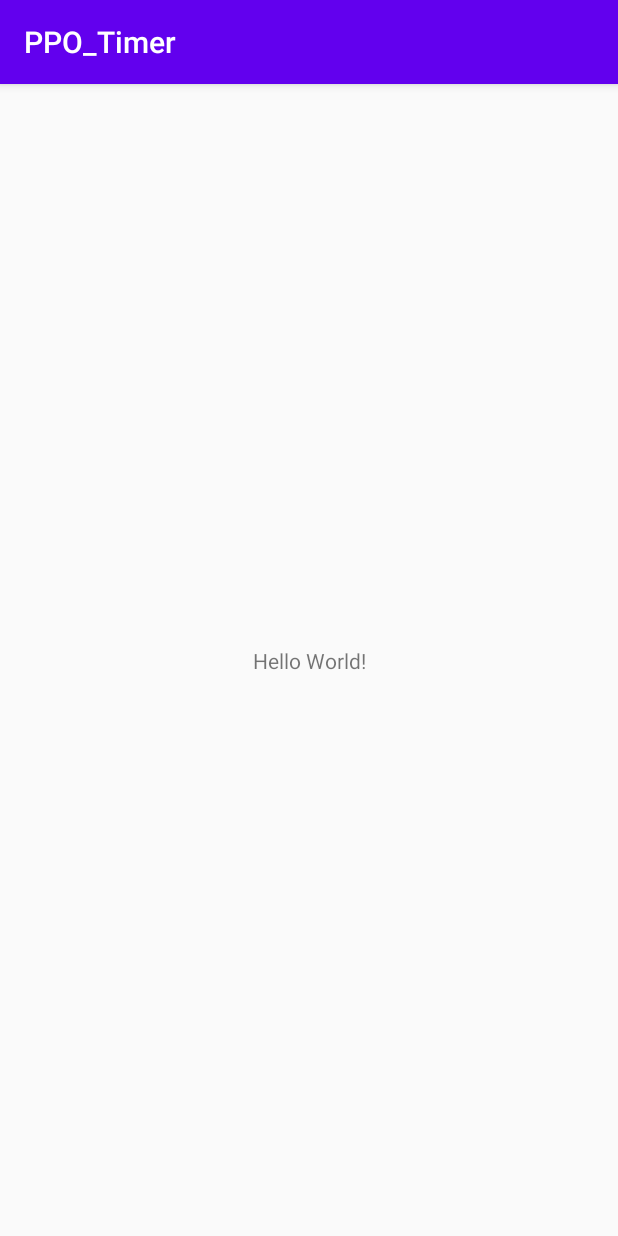
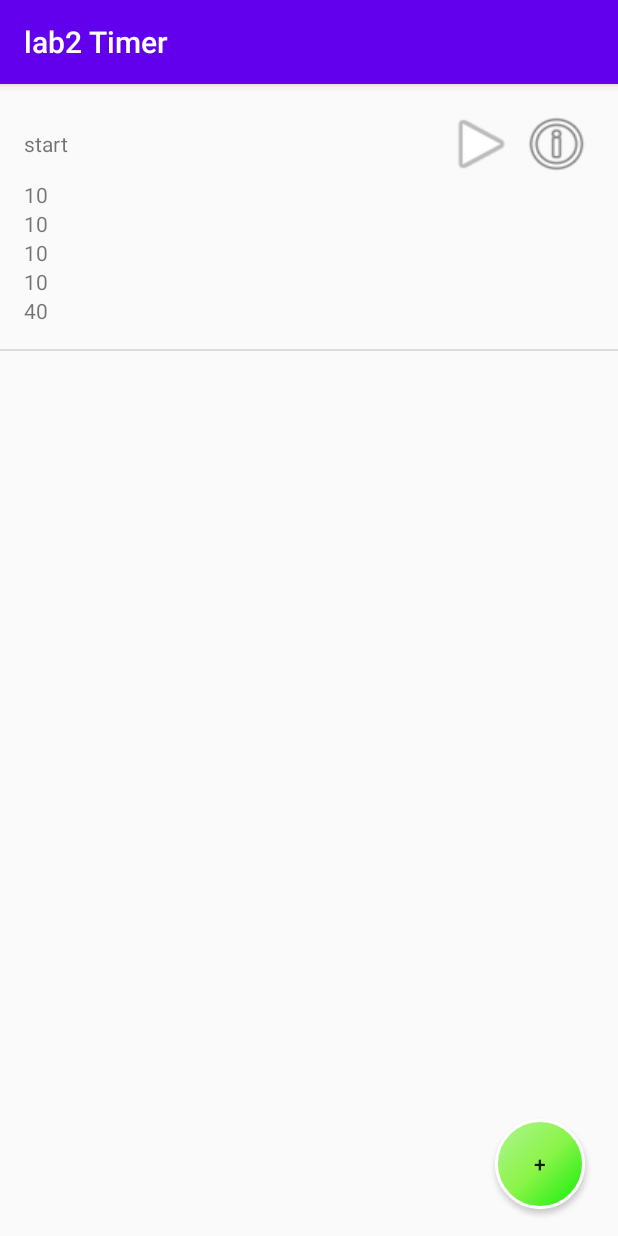
Before and after one commit to KlimKa20/PPO_Timer, an Android app: the screen it shows after launch (MainActivity), on a phone screen of 412 x 824 dp. Run offline under Robolectric (Android 15) with nearby library versions, the phone set to English and light mode, and no system bars.

Commit message:
Added connection with DB. Create detail page

```diff
--- a/app/src/main/AndroidManifest.xml
+++ b/app/src/main/AndroidManifest.xml
@@ -9,6 +9,7 @@
         android:roundIcon="@mipmap/ic_launcher_round"
         android:supportsRtl="true"
         android:theme="@style/AppTheme">
+        <activity android:name=".WorkoutActivity"></activity>
         <activity android:name=".MainActivity">
             <intent-filter>
                 <action android:name="android.intent.action.MAIN" />
--- /dev/null
+++ b/app/src/main/java/by/bsuir/ppo_timer/DBHelper.java
@@ -0,0 +1,39 @@
+package by.bsuir.ppo_timer;
+
+import android.content.Context;
+import android.database.sqlite.SQLiteDatabase;
+import android.database.sqlite.SQLiteOpenHelper;
+
+public class DBHelper extends SQLiteOpenHelper {
+    public DBHelper(Context context) {
+        // конструктор суперкласса
+        super(context, "myDB", null, 1);
+    }
+
+    private String Name;
+    private int TimeOfPreparation;
+    private int TimeOfWork;
+    private int TimeOfRest;
+    private int CountOfCycles;
+    private int CountOfSets;
+    private int TimeOfRestBetweenSet;
+    private int TimeOfFinalRest;
+    @Override
+    public void onCreate(SQLiteDatabase db) {
+        db.execSQL("create table workout ("
+                + "id integer primary key autoincrement,"
+                + "Name text,"
+                + "TimeOfPreparation text,"
+                + "TimeOfWork text,"
+                + "TimeOfRest text,"
+                + "CountOfCycles text,"
+                + "CountOfSets text,"
+                + "TimeOfRestBetweenSet text,"
+                + "TimeOfFinalRest text" + ");");
+    }
+
+    @Override
+    public void onUpgrade(SQLiteDatabase db, int oldVersion, int newVersion) {
+
+    }
+}
--- a/app/src/main/java/by/bsuir/ppo_timer/MainActivity.java
+++ b/app/src/main/java/by/bsuir/ppo_timer/MainActivity.java
@@ -1,14 +1,42 @@
 package by.bsuir.ppo_timer;
 
+import androidx.annotation.Nullable;
 import androidx.appcompat.app.AppCompatActivity;
+import androidx.fragment.app.FragmentActivity;
+import androidx.lifecycle.ViewModelProviders;
 
 import android.os.Bundle;
+import android.view.View;
+import android.widget.AdapterView;
+import android.widget.ListView;
+import android.widget.Toast;
+
+import java.util.ArrayList;
+import java.util.List;
 
 public class MainActivity extends AppCompatActivity {
+
+    WorkoutViewModel mViewModel;
+    List<Workout> workouts = new ArrayList<>();
+
+    ListView workoutList;
+
+    private void setInitialData() {
+        mViewModel.ReadFieldsFromDataBase(workouts);
+
+    }
 
     @Override
     protected void onCreate(Bundle savedInstanceState) {
         super.onCreate(savedInstanceState);
         setContentView(R.layout.activity_main);
+        mViewModel = ViewModelProviders.of(this).get(WorkoutViewModel.class);
+        setInitialData();
+
+        workoutList = (ListView) findViewById(R.id.Workoutlist);
+        WorkoutAdapter workoutAdapter = new WorkoutAdapter(this, R.layout.list_item, workouts);
+        workoutList.setAdapter(workoutAdapter);
+
+
     }
 }
--- /dev/null
+++ b/app/src/main/java/by/bsuir/ppo_timer/Workout.java
@@ -0,0 +1,87 @@
+package by.bsuir.ppo_timer;
+
+public class Workout {
+    private String Name;
+    private int TimeOfPreparation;
+    private int TimeOfWork;
+    private int TimeOfRest;
+    private int CountOfCycles;
+    private int CountOfSets;
+    private int TimeOfRestBetweenSet;
+    private int TimeOfFinalRest;
+
+    public Workout(String name, int timeOfPreparation, int timeOfWork, int timeOfRest, int countOfCycles, int countOfSets, int timeOfRestBetweenSet, int timeOfFinalRest) {
+        Name = name;
+        TimeOfPreparation = timeOfPreparation;
+        TimeOfWork = timeOfWork;
+        TimeOfRest = timeOfRest;
+        CountOfCycles = countOfCycles;
+        CountOfSets = countOfSets;
+        TimeOfRestBetweenSet = timeOfRestBetweenSet;
+        TimeOfFinalRest = timeOfFinalRest;
+    }
+
+    public String getName() {
+        return Name;
+    }
+
+    public void setName(String name) {
+        Name = name;
+    }
+
+    public int getTimeOfPreparation() {
+        return TimeOfPreparation;
+    }
+
+    public void setTimeOfPreparation(int timeOfPreparation) {
+        TimeOfPreparation = timeOfPreparation;
+    }
+
+    public int getTimeOfWork() {
+        return TimeOfWork;
+    }
+
+    public void setTimeOfWork(int timeOfWork) {
+        TimeOfWork = timeOfWork;
+    }
+
+    public int getTimeOfRest() {
+        return TimeOfRest;
+    }
+
+    public void setTimeOfRest(int timeOfRest) {
+        TimeOfRest = timeOfRest;
+    }
+
+    public int getCountOfCycles() {
+        return CountOfCycles;
+    }
+
+    public void setCountOfCycles(int countOfCycles) {
+        CountOfCycles = countOfCycles;
+    }
+
+    public int getCountOfSets() {
+        return CountOfSets;
+    }
+
+    public void setCountOfSets(int countOfSets) {
+        CountOfSets = countOfSets;
+    }
+
+    public int getTimeOfRestBetweenSet() {
+        return TimeOfRestBetweenSet;
+    }
+
+    public void setTimeOfRestBetweenSet(int timeOfRestBetweenSet) {
+        TimeOfRestBetweenSet = timeOfRestBetweenSet;
+    }
+
+    public int getTimeOfFinalRest() {
+        return TimeOfFinalRest;
+    }
+
+    public void setTimeOfFinalRest(int timeOfFinalRest) {
+        TimeOfFinalRest = timeOfFinalRest;
+    }
+}
--- /dev/null
+++ b/app/src/main/java/by/bsuir/ppo_timer/WorkoutAdapter.java
@@ -0,0 +1,39 @@
+package by.bsuir.ppo_timer;
+
+import android.content.Context;
+import android.view.LayoutInflater;
+import android.view.View;
+import android.view.ViewGroup;
+import android.widget.ArrayAdapter;
+import android.widget.TextView;
+
+import java.util.List;
+
+public class WorkoutAdapter extends ArrayAdapter<Workout> {
+
+    private LayoutInflater inflater;
+    private int layout;
+    private List<Workout> workouts;
+
+    public WorkoutAdapter(Context context, int resource, List<Workout> workouts) {
+        super(context, resource, workouts);
+        this.workouts = workouts;
+        this.layout = resource;
+        this.inflater = LayoutInflater.from(context);
+    }
+    public View getView(int position, View convertView, ViewGroup parent) {
+
+        View view=inflater.inflate(this.layout, parent, false);
+
+        Workout state = workouts.get(position);
+
+        ((TextView) view.findViewById(R.id.Title)).setText(state.getName());
+        ((TextView) view.findViewById(R.id.TimeOfPreparation)).setText(Integer.toString(state.getTimeOfPreparation()));
+        ((TextView) view.findViewById(R.id.TimeOfWork)).setText(Integer.toString(state.getTimeOfWork()));
+        ((TextView) view.findViewById(R.id.CountOfCycles)).setText(Integer.toString(state.getCountOfCycles()));
+        ((TextView) view.findViewById(R.id.TimeOfRest)).setText(Integer.toString(state.getTimeOfRest()));
+        ((TextView) view.findViewById(R.id.TotalTime)).setText("40");
+
+        return view;
+    }
+}
--- /dev/null
+++ b/app/src/main/java/by/bsuir/ppo_timer/WorkoutViewModel.java
@@ -0,0 +1,77 @@
+package by.bsuir.ppo_timer;
+
+import android.app.Application;
+import android.content.ContentValues;
+import android.database.Cursor;
+import android.database.sqlite.SQLiteDatabase;
+
+import androidx.annotation.NonNull;
+import androidx.lifecycle.AndroidViewModel;
+
+import java.util.List;
+
+public class WorkoutViewModel extends AndroidViewModel {
+
+    DBHelper dbHelper;
+
+    public WorkoutViewModel(@NonNull Application application) {
+        super(application);
+        dbHelper = new DBHelper(getApplication());
+    }
+
+    public void AddFieldToDataBase(String Name, int TimeOfPreparation,
+                                   int TimeOfWork, int TimeOfRest,
+                                   int CountOfCycles, int CountOfSets,
+                                   int TimeOfRestBetweenSet, int TimeOfFinalRest) {
+        ContentValues cv = new ContentValues();
+        // подключаемся к БД
+        SQLiteDatabase db = dbHelper.getWritableDatabase();
+        cv.put("Name", Name);
+        cv.put("TimeOfPreparation", TimeOfPreparation);
+        cv.put("TimeOfWork", TimeOfWork);
+        cv.put("TimeOfRest", TimeOfRest);
+        cv.put("CountOfCycles", CountOfCycles);
+        cv.put("CountOfSets", CountOfSets);
+        cv.put("TimeOfRestBetweenSet", TimeOfRestBetweenSet);
+        cv.put("TimeOfFinalRest", TimeOfFinalRest);
+        db.insert("workout", null, cv);
+    }
+
+    public void ReadFieldsFromDataBase(List<Workout> workouts) {
+        SQLiteDatabase db = dbHelper.getWritableDatabase();
+        Cursor c = db.query("workout", null, null, null, null, null, null);
+        if (c.moveToFirst()) {
+
+            // определяем номера столбцов по имени в выборке
+            int NameColIndex = c.getColumnIndex("Name");
+            int TimeOfPreparationIndex = c.getColumnIndex("TimeOfPreparation");
+            int TimeOfWorkIndex = c.getColumnIndex("TimeOfWork");
+            int TimeOfRestIndex = c.getColumnIndex("TimeOfRest");
+            int CountOfCyclesIndex = c.getColumnIndex("CountOfCycles");
+            int CountOfSetsIndex = c.getColumnIndex("CountOfSets");
+            int TimeOfRestBetweenSetIndex = c.getColumnIndex("TimeOfRestBetweenSet");
+            int TimeOfFinalRestIndex = c.getColumnIndex("TimeOfFinalRest");
+
+            do {
+                String nn = c.getString(NameColIndex)
+                        + c.getString(TimeOfPreparationIndex)
+                        + c.getString(TimeOfWorkIndex)
+                        + c.getString(TimeOfRestIndex)
+                        + c.getString(CountOfCyclesIndex)
+                        + c.getString(CountOfSetsIndex)
+                        + c.getString(TimeOfRestBetweenSetIndex)
+                        + c.getInt(TimeOfFinalRestIndex);
+                workouts.add(new Workout(c.getString(NameColIndex), c.getInt(TimeOfPreparationIndex),
+                        c.getInt(TimeOfWorkIndex), c.getInt(TimeOfRestIndex),
+                        c.getInt(CountOfCyclesIndex), c.getInt(CountOfSetsIndex),
+                        c.getInt(TimeOfRestBetweenSetIndex), c.getInt(TimeOfFinalRestIndex)));
+
+                // переход на следующую строку
+                // а если следующей нет (текущая - последняя), то false - выходим из цикла
+            } while (c.moveToNext());
+        } else {
+            workouts.add(new Workout("start", 10, 10, 10, 10, 10, 10, 10));
+        }
+        c.close();
+    }
+}
--- /dev/null
+++ b/app/src/main/res/drawable/oval_button.xml
@@ -0,0 +1,19 @@
+<?xml version="1.0" encoding="utf-8"?>
+<shape xmlns:android="http://schemas.android.com/apk/res/android"
+    android:shape="oval">
+
+    <gradient
+        android:angle="135"
+        android:centerColor="#8BF449"
+        android:endColor="#B0F493"
+        android:startColor="#0EEF06"
+        android:type="linear"/>
+
+    <size
+        android:height="100dp"
+        android:width="100dp"/>
+
+    <stroke
+        android:color="#FFFFFF"
+        android:width="2.3dp"/>
+</shape>
--- a/app/src/main/res/layout/activity_main.xml
+++ b/app/src/main/res/layout/activity_main.xml
@@ -1,18 +1,29 @@
 <?xml version="1.0" encoding="utf-8"?>
-<androidx.constraintlayout.widget.ConstraintLayout xmlns:android="http://schemas.android.com/apk/res/android"
-    xmlns:app="http://schemas.android.com/apk/res-auto"
-    xmlns:tools="http://schemas.android.com/tools"
-    android:layout_width="match_parent"
-    android:layout_height="match_parent"
-    tools:context=".MainActivity">
+<LinearLayout xmlns:android="http://schemas.android.com/apk/res/android"
+    android:layout_width="fill_parent"
+    android:layout_height="fill_parent"
+    android:orientation="vertical">
 
-    <TextView
-        android:layout_width="wrap_content"
+    <ListView
+        android:id="@+id/Workoutlist"
+        android:layout_width="match_parent"
+        android:layout_height="690dp">
+
+    </ListView>
+
+    <LinearLayout
+        android:layout_width="match_parent"
         android:layout_height="wrap_content"
-        android:text="Hello World!"
-        app:layout_constraintBottom_toBottomOf="parent"
-        app:layout_constraintLeft_toLeftOf="parent"
-        app:layout_constraintRight_toRightOf="parent"
-        app:layout_constraintTop_toTopOf="parent" />
+        android:orientation="horizontal">
 
-</androidx.constraintlayout.widget.ConstraintLayout>
+    </LinearLayout>
+
+    <Button
+        android:id="@+id/button"
+        android:layout_width="60dp"
+        android:layout_height="60dp"
+        android:background="@drawable/oval_button"
+        android:text="+"
+        android:translationX="330dp" />
+
+</LinearLayout>
--- /dev/null
+++ b/app/src/main/res/layout/list_item.xml
@@ -0,0 +1,61 @@
+<LinearLayout xmlns:android="http://schemas.android.com/apk/res/android"
+    android:layout_width="match_parent"
+    android:layout_height="wrap_content"
+    android:orientation="vertical"
+    android:padding="16dp">
+
+    <LinearLayout
+        android:layout_width="match_parent"
+        android:layout_height="match_parent"
+        android:orientation="horizontal">
+
+        <TextView
+            android:id="@+id/Title"
+            android:layout_width="280dp"
+            android:layout_height="wrap_content"
+            android:text="Название" />
+
+        <Button
+            android:id="@+id/buttonStart"
+            android:layout_width="50dp"
+            android:layout_height="wrap_content"
+            android:background="@android:drawable/ic_media_play" />
+
+        <Button
+            android:id="@+id/buttonEdit"
+            android:layout_width="50dp"
+            android:layout_height="wrap_content"
+            android:background="@android:drawable/ic_menu_info_details" />
+    </LinearLayout>
+
+    <TextView
+        android:id="@+id/TimeOfPreparation"
+        android:layout_width="wrap_content"
+        android:layout_height="wrap_content"
+        android:text="Подготовка" />
+
+    <TextView
+        android:id="@+id/TimeOfWork"
+        android:layout_width="wrap_content"
+        android:layout_height="wrap_content"
+        android:text="Работа" />
+
+    <TextView
+        android:id="@+id/TimeOfRest"
+        android:layout_width="match_parent"
+        android:layout_height="wrap_content"
+        android:text="Отдых" />
+
+    <TextView
+        android:id="@+id/CountOfCycles"
+        android:layout_width="match_parent"
+        android:layout_height="wrap_content"
+        android:text="Циклы" />
+
+    <TextView
+        android:id="@+id/TotalTime"
+        android:layout_width="match_parent"
+        android:layout_height="wrap_content"
+        android:text="Всего" />
+
+</LinearLayout>
--- a/app/src/main/res/values/strings.xml
+++ b/app/src/main/res/values/strings.xml
@@ -1,3 +1,7 @@
 <resources>
-    <string name="app_name">PPO_Timer</string>
+    <string name="app_name">lab2 Timer</string>
+    <!-- TODO: Remove or change this placeholder text -->
+    <string name="hello_blank_fragment">Hello blank fragment</string>
+    <string name="number_list">Список чисел</string>
+    <string name="empty">Нет данных</string>
 </resources>
```
Also changed, not shown: app/build.gradle (+13 -3 lines), app/src/main/res/layout/fragment_list.xml (added, +24 -0 lines).
